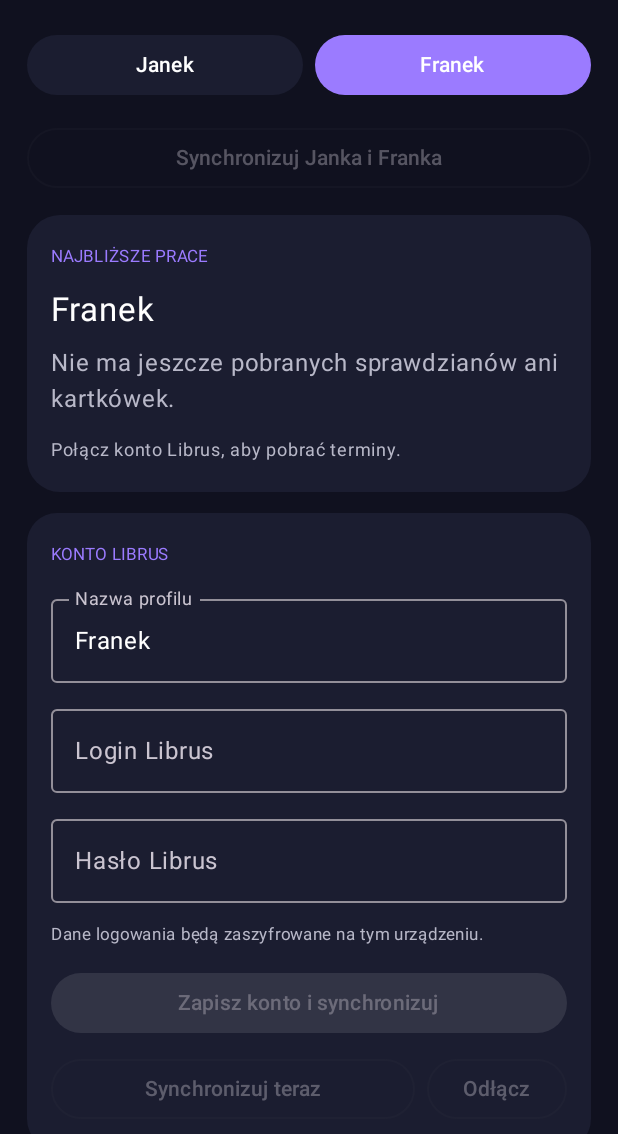
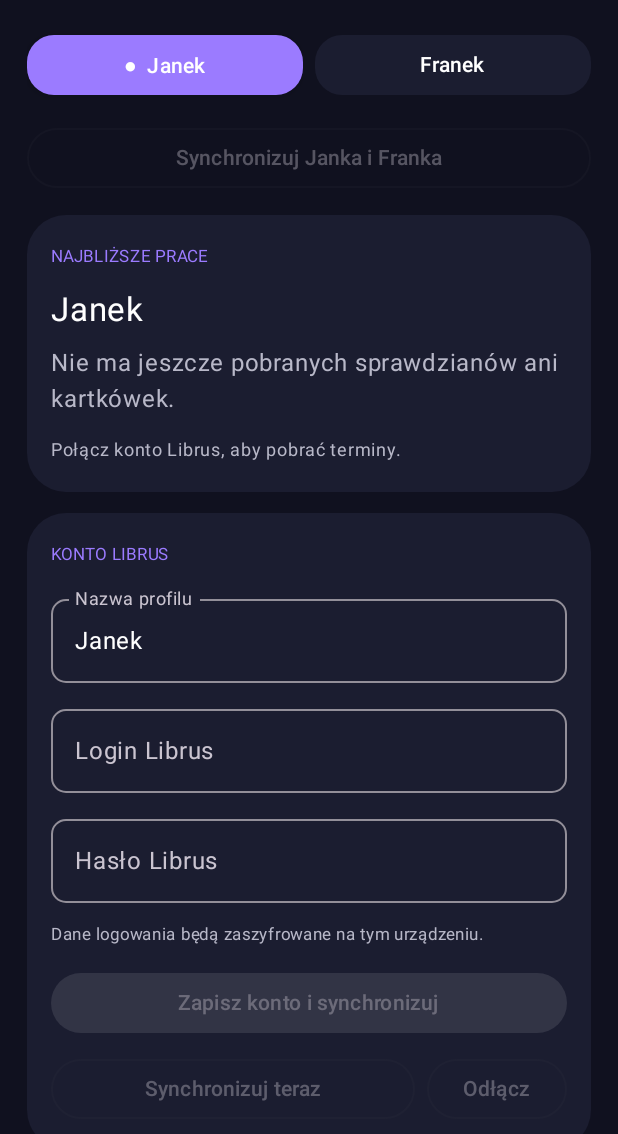
Before and after one commit to janczesko12/LibrusSync, an Android app built with Jetpack Compose: the composable LibrusSyncApp shown on its own in the app's theme, on a phone screen of 412 x 824 dp, the part 102-1236 px from its top. Run offline under Robolectric (Android 15) with nearby library versions, the phone set to English and light mode, and no system bars; 1 statement that could not run was skipped.

Commit message:
Improve app UI, animated profile controls and readable status feedback

```diff
--- a/android/app/src/main/java/pl/novydev/librussync/MainActivity.kt
+++ b/android/app/src/main/java/pl/novydev/librussync/MainActivity.kt
@@ -9,6 +9,14 @@ import androidx.activity.ComponentActivity
 import androidx.activity.compose.setContent
 import androidx.activity.compose.rememberLauncherForActivityResult
 import androidx.activity.result.contract.ActivityResultContracts
+import androidx.compose.animation.AnimatedContent
+import androidx.compose.animation.animateColorAsState
+import androidx.compose.animation.animateContentSize
+import androidx.compose.animation.fadeIn
+import androidx.compose.animation.fadeOut
+import androidx.compose.animation.scaleIn
+import androidx.compose.animation.scaleOut
+import androidx.compose.animation.with
 import androidx.compose.foundation.layout.*
 import androidx.compose.foundation.rememberScrollState
 import androidx.compose.foundation.shape.RoundedCornerShape
@@ -81,10 +89,19 @@ private fun LibrusSyncApp(context: Context) {
         }
     }
 
-    MaterialTheme(colorScheme = darkColorScheme(
+    MaterialTheme(
+        colorScheme = darkColorScheme(
             background = Navy, surface = Panel, primary = Purple,
             onBackground = Color.White, onSurface = Color.White
-    )) {
+        ),
+        shapes = Shapes(
+            extraSmall = RoundedCornerShape(10.dp),
+            small = RoundedCornerShape(14.dp),
+            medium = RoundedCornerShape(20.dp),
+            large = RoundedCornerShape(26.dp),
+            extraLarge = RoundedCornerShape(30.dp)
+        )
+    ) {
         Surface(Modifier.fillMaxSize(), color = Navy) {
             Column(
                 Modifier.fillMaxSize().verticalScroll(rememberScrollState()).padding(horizontal = 18.dp, vertical = 16.dp),
@@ -116,13 +133,13 @@ private fun LibrusSyncApp(context: Context) {
                                 events = AgendaStore.allEvents(context, profile)
                                 status = if (success) "Zakończono synchronizację wszystkich podłączonych kont." else "Co najmniej jedno konto nie zostało zsynchronizowane. Sprawdź status profilu."
                             } catch (error: Exception) {
-                                status = error.message ?: "Wystąpił błąd synchronizacji."
+                                status = friendlyError(error)
                             } finally { busy = false }
                         }
                     }
                 ) { Text("Synchronizuj Janka i Franka") }
 
-                Card(colors = CardDefaults.cardColors(containerColor = Panel), shape = RoundedCornerShape(22.dp)) {
+                Card(modifier = Modifier.animateContentSize(), colors = CardDefaults.cardColors(containerColor = Panel), shape = RoundedCornerShape(26.dp)) {
                     Column(Modifier.padding(16.dp), verticalArrangement = Arrangement.spacedBy(10.dp)) {
                         Text("NAJBLIŻSZE PRACE", color = Purple, fontSize = 11.sp)
                         Text(name.ifBlank { if (profile == "janek") "Janek" else "Franek" }, fontSize = 22.sp)
@@ -138,7 +155,7 @@ private fun LibrusSyncApp(context: Context) {
                     }
                 }
 
-                Card(colors = CardDefaults.cardColors(containerColor = Panel), shape = RoundedCornerShape(20.dp)) {
+                Card(modifier = Modifier.animateContentSize(), colors = CardDefaults.cardColors(containerColor = Panel), shape = RoundedCornerShape(26.dp)) {
                     Column(Modifier.padding(16.dp), verticalArrangement = Arrangement.spacedBy(9.dp)) {
                         Text("KONTO LIBRUS", color = Purple, fontSize = 11.sp)
                         OutlinedTextField(
@@ -175,7 +192,7 @@ private fun LibrusSyncApp(context: Context) {
                                         events = AgendaStore.allEvents(context, profile)
                                         SyncScheduler.schedulePeriodic(context)
                                     } catch (error: Exception) {
-                                        status = error.message ?: "Nie udało się bezpiecznie zapisać danych konta."
+                                        status = friendlyError(error)
                                     } finally { busy = false }
                                 }
                             }
@@ -193,7 +210,7 @@ private fun LibrusSyncApp(context: Context) {
                                             status = result.message
                                             events = AgendaStore.allEvents(context, profile)
                                         } catch (error: Exception) {
-                                            status = error.message ?: "Błąd synchronizacji."
+                                            status = friendlyError(error)
                                         } finally { busy = false }
                                     }
                                 }
@@ -213,15 +230,12 @@ private fun LibrusSyncApp(context: Context) {
                     }
                 }
 
-                Card(colors = CardDefaults.cardColors(containerColor = Panel), shape = RoundedCornerShape(18.dp)) {
-                    Column(Modifier.padding(14.dp), verticalArrangement = Arrangement.spacedBy(6.dp)) {
-                        Text("STATUS", color = Purple, fontSize = 11.sp)
-                        if (busy) LinearProgressIndicator(Modifier.fillMaxWidth(), color = Purple)
-                        Text(status, color = Color.White, fontSize = 13.sp)
                 val last = AgendaStore.lastSync(context, profile)
-                        Text(if (last > 0) "Ostatnia synchronizacja: ${SimpleDateFormat("dd.MM.yyyy, HH:mm", Locale("pl", "PL")).format(Date(last))}" else "Brak zakończonej synchronizacji", color = Muted, fontSize = 11.sp)
-                    }
-                }
+                StatusCard(
+                    status = status,
+                    busy = busy,
+                    lastSync = if (last > 0) SimpleDateFormat("dd.MM.yyyy, HH:mm", Locale("pl", "PL")).format(Date(last)) else null
+                )
                 Text("Widżet: przytrzymaj ekran główny telefonu, wybierz Widżety → LibrusSync. Strzałkami zmienisz Janka i Franka bez otwierania aplikacji.", color = Muted, fontSize = 12.sp)
                 Text("Synchronizacja w tle jest okresowa (co około 6 godzin) i zależy od ograniczeń baterii oraz systemu Android.", color = Muted, fontSize = 11.sp)
             }
@@ -236,21 +250,111 @@ private fun switchProfile(next: String, prefs: android.content.SharedPreferences
 
 @Composable
 private fun ProfileButton(label: String, selected: Boolean, modifier: Modifier, onClick: () -> Unit) {
-    Button(onClick = onClick, modifier = modifier, colors = ButtonDefaults.buttonColors(
-        containerColor = if (selected) Purple else Panel, contentColor = Color.White
-    )) { Text(label) }
+    val background by animateColorAsState(
+        targetValue = if (selected) Purple else Panel,
+        label = "profile-button-color"
+    )
+    Button(
+        onClick = onClick,
+        modifier = modifier.animateContentSize(),
+        shape = RoundedCornerShape(18.dp),
+        elevation = ButtonDefaults.buttonElevation(defaultElevation = if (selected) 3.dp else 0.dp),
+        colors = ButtonDefaults.buttonColors(containerColor = background, contentColor = Color.White)
+    ) {
+        AnimatedContent(targetState = selected, label = "profile-button-label") { active ->
+            Text(if (active) "●  $label" else label, fontSize = 14.sp)
+        }
+    }
 }
 
 @Composable
 private fun EventRow(event: SchoolEvent) {
-    Row(Modifier.fillMaxWidth().padding(vertical = 4.dp), verticalAlignment = Alignment.CenterVertically) {
-        Column(Modifier.weight(1f)) {
+    Surface(
+        modifier = Modifier.fillMaxWidth().animateContentSize(),
+        color = Color(0xFF24263B),
+        shape = RoundedCornerShape(16.dp)
+    ) {
+        Row(Modifier.padding(horizontal = 12.dp, vertical = 11.dp), verticalAlignment = Alignment.CenterVertically) {
+            Column(Modifier.weight(1f), verticalArrangement = Arrangement.spacedBy(3.dp)) {
                 Text(event.subject.ifBlank { event.category.ifBlank { "Praca szkolna" } }, color = Color.White, fontSize = 14.sp)
                 Text(event.title, color = Muted, fontSize = 11.sp, maxLines = 2)
             }
-        Column(horizontalAlignment = Alignment.End) {
-            Text(event.countdown, color = Color(0xFFFF9A83), fontSize = 12.sp)
+            Spacer(Modifier.width(10.dp))
+            Column(horizontalAlignment = Alignment.End, verticalArrangement = Arrangement.spacedBy(3.dp)) {
+                Text(event.countdown, color = Color(0xFFFFA58F), fontSize = 12.sp)
                 Text(event.dateLabel, color = Muted, fontSize = 11.sp)
             }
         }
     }
+}
+
+@Composable
+private fun StatusCard(status: String, busy: Boolean, lastSync: String?) {
+    val normalized = status.lowercase()
+    val isError = !busy && listOf("nieprawid", "błąd", "nie udało", "wystąpi", "brak połąc", "wygas", "captcha", "nie został").any { normalized.contains(it) }
+    val isSuccess = !busy && (normalized.startsWith("zsynchronizowano") || normalized.startsWith("zakończono synchronizację") || normalized == "konto zapisane • gotowe do synchronizacji")
+    val accent = when {
+        isError -> Color(0xFFFF8A9A)
+        isSuccess -> Color(0xFF7FE0B2)
+        else -> Purple
+    }
+    val panel = when {
+        isError -> Color(0xFF38232D)
+        isSuccess -> Color(0xFF1D342F)
+        else -> Panel
+    }
+    Card(
+        modifier = Modifier.fillMaxWidth().animateContentSize(),
+        colors = CardDefaults.cardColors(containerColor = panel),
+        shape = RoundedCornerShape(24.dp)
+    ) {
+        Column(Modifier.padding(16.dp), verticalArrangement = Arrangement.spacedBy(8.dp)) {
+            Row(verticalAlignment = Alignment.CenterVertically, horizontalArrangement = Arrangement.spacedBy(9.dp)) {
+                Surface(color = accent.copy(alpha = 0.16f), shape = RoundedCornerShape(50)) {
+                    Text(
+                        when { busy -> "…" ; isError -> "!" ; isSuccess -> "✓" ; else -> "●" },
+                        modifier = Modifier.padding(horizontal = 10.dp, vertical = 5.dp),
+                        color = accent, fontSize = 14.sp
+                    )
+                }
+                Text(
+                    when { busy -> "Synchronizacja w toku" ; isError -> "Coś poszło nie tak" ; isSuccess -> "Wszystko gotowe" ; else -> "Status konta" },
+                    color = accent, fontSize = 13.sp
+                )
+            }
+            if (busy) {
+                LinearProgressIndicator(
+                    Modifier.fillMaxWidth(),
+                    color = Purple,
+                    trackColor = Color(0xFF3A3654)
+                )
+            }
+            Text(status, color = Color.White, fontSize = 13.sp)
+            Text(
+                lastSync?.let { "Ostatnia synchronizacja: $it" } ?: "Brak zakończonej synchronizacji",
+                color = Muted, fontSize = 11.sp
+            )
+        }
+    }
+}
+
+private fun friendlyError(error: Throwable): String {
+    val message = error.message.orEmpty()
+    val normalized = message.lowercase()
+    return when {
+        normalized.contains("nieprawidłowy login") || normalized.contains("nieprawidlowy login") ->
+            "Nieprawidłowy login lub hasło. Sprawdź dane konta Librus i spróbuj ponownie."
+        normalized.contains("captcha") || normalized.contains("dodatkowego potwierdzenia") ->
+            "Librus wymaga dodatkowego potwierdzenia logowania. Dokończ je w oficjalnej aplikacji lub przeglądarce."
+        normalized.contains("timeout") || normalized.contains("przekroczył limit czasu") ->
+            "Połączenie z Librusem trwało zbyt długo. Sprawdź internet i spróbuj ponownie."
+        normalized.contains("internet") || normalized.contains("połączyć się") ->
+            "Nie można połączyć się z Librusem. Sprawdź połączenie internetowe."
+        normalized.contains("sesja") ->
+            "Sesja Librusa wygasła. Połącz konto ponownie, wpisując login i hasło."
+        normalized.contains("429") || normalized.contains("za dużo prób") ->
+            "Librus ograniczył liczbę prób. Odczekaj chwilę i spróbuj ponownie."
+        message.isBlank() -> "Coś poszło nie tak. Spróbuj ponownie za chwilę."
+        else -> message
+    }
+}
```
Lines whose indentation alone changed are shown as unchanged.
